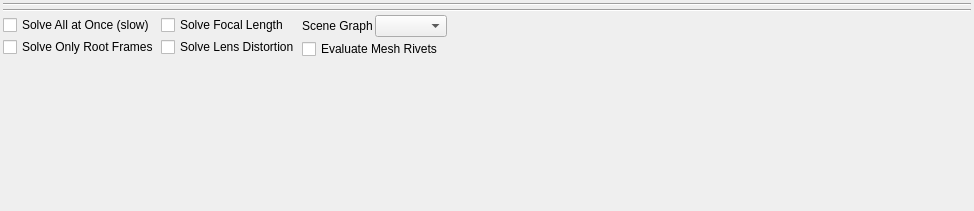
Old version of the form python/mmSolver/tools/solver/widget/solver_standard_widget.ui in the repository david-cattermole/mayaMatchMoveSolver.
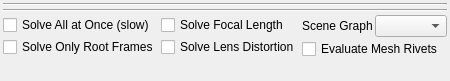
New version of the form.

Commit message:
Solver UI - Update for Maya 2025
This does not exactly match the previous Maya versions, but will
hopefully be fixed later.

GitHub Issue #251.

The edit to the form file:
```diff
--- a/python/mmSolver/tools/solver/widget/solver_standard_widget.ui
+++ b/python/mmSolver/tools/solver/widget/solver_standard_widget.ui
@@ -6,8 +6,8 @@
    <rect>
     <x>0</x>
     <y>0</y>
-    <width>974</width>
-    <height>211</height>
+    <width>444</width>
+    <height>81</height>
    </rect>
   </property>
   <property name="windowTitle">
@@ -81,22 +81,6 @@
          </property>
         </widget>
        </item>
-       <item>
-        <spacer name="verticalSpacer_2">
-         <property name="orientation">
-          <enum>Qt::Vertical</enum>
-         </property>
-         <property name="sizeType">
-          <enum>QSizePolicy::MinimumExpanding</enum>
-         </property>
-         <property name="sizeHint" stdset="0">
-          <size>
-           <width>10</width>
-           <height>1</height>
-          </size>
-         </property>
-        </spacer>
-       </item>
       </layout>
      </item>
      <item>
@@ -118,22 +102,6 @@
          </property>
         </widget>
        </item>
-       <item>
-        <spacer name="verticalSpacer_4">
-         <property name="orientation">
-          <enum>Qt::Vertical</enum>
-         </property>
-         <property name="sizeType">
-          <enum>QSizePolicy::MinimumExpanding</enum>
-         </property>
-         <property name="sizeHint" stdset="0">
-          <size>
-           <width>10</width>
-           <height>1</height>
-          </size>
-         </property>
-        </spacer>
-       </item>
       </layout>
      </item>
      <item>
@@ -172,54 +140,22 @@
          </property>
         </widget>
        </item>
-       <item>
-        <spacer name="verticalSpacer">
-         <property name="orientation">
-          <enum>Qt::Vertical</enum>
-         </property>
-         <property name="sizeType">
-          <enum>QSizePolicy::MinimumExpanding</enum>
-         </property>
-         <property name="sizeHint" stdset="0">
-          <size>
-           <width>10</width>
-           <height>1</height>
-          </size>
-         </property>
-        </spacer>
-       </item>
       </layout>
      </item>
-     <item>
-      <spacer name="horizontalSpacer">
-       <property name="orientation">
-        <enum>Qt::Horizontal</enum>
-       </property>
-       <property name="sizeType">
-        <enum>QSizePolicy::Expanding</enum>
-       </property>
-       <property name="sizeHint" stdset="0">
-        <size>
-         <width>10</width>
-         <height>20</height>
-        </size>
-       </property>
-      </spacer>
-     </item>
     </layout>
    </item>
    <item>
-    <spacer name="verticalSpacer_3">
+    <spacer name="verticalSpacer">
      <property name="orientation">
-      <enum>Qt::Vertical</enum>
+      <enum>Qt::Orientation::Vertical</enum>
      </property>
      <property name="sizeType">
-      <enum>QSizePolicy::MinimumExpanding</enum>
+      <enum>QSizePolicy::Policy::MinimumExpanding</enum>
      </property>
      <property name="sizeHint" stdset="0">
       <size>
-       <width>20</width>
-       <height>1</height>
+       <width>0</width>
+       <height>0</height>
       </size>
      </property>
     </spacer>
```
Left out of the diff: 4 changed lines with no effect on the pictures. The commit also changes 6 other files.
